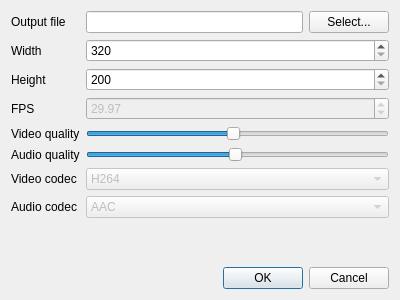
This is src/Gui/export/RendererSettings.ui in luyikei/VLMC as Qt 5 draws it before an edit. The edited form follows.
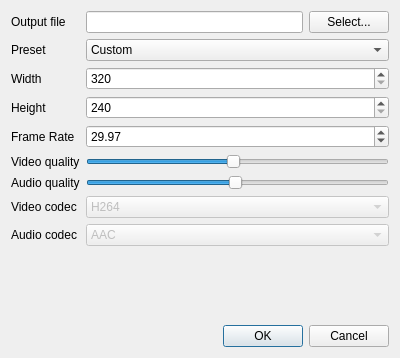
This is the edited form.

Commit message:
Add video presets to RendererSettings.
Adds popular presets like VGA, SVGA, XVGA, 420p, 720p etc. Also, refactored to be used during video export to web, viz. YouTube etc. This way, user has freedom to config video export with custom settings for services like: YouTube, Vimeo etc.

What changed in the file:
```diff
--- a/src/Gui/export/RendererSettings.ui
+++ b/src/Gui/export/RendererSettings.ui
@@ -7,7 +7,7 @@
     <x>0</x>
     <y>0</y>
     <width>400</width>
-    <height>300</height>
+    <height>358</height>
    </rect>
   </property>
   <property name="windowTitle">
@@ -35,15 +35,21 @@
      </item>
     </layout>
    </item>
-   <item row="1" column="0">
+   <item row="2" column="0">
     <widget class="QLabel" name="label">
+     <property name="enabled">
+      <bool>true</bool>
+     </property>
      <property name="text">
       <string>Width</string>
      </property>
     </widget>
    </item>
-   <item row="1" column="1">
+   <item row="2" column="1">
     <widget class="QSpinBox" name="width">
+     <property name="enabled">
+      <bool>true</bool>
+     </property>
      <property name="minimum">
       <number>320</number>
      </property>
@@ -52,55 +58,67 @@
      </property>
     </widget>
    </item>
-   <item row="2" column="0">
+   <item row="3" column="0">
     <widget class="QLabel" name="label_2">
+     <property name="enabled">
+      <bool>true</bool>
+     </property>
      <property name="text">
       <string>Height</string>
      </property>
     </widget>
    </item>
-   <item row="2" column="1">
+   <item row="3" column="1">
     <widget class="QSpinBox" name="height">
+     <property name="enabled">
+      <bool>true</bool>
+     </property>
      <property name="minimum">
-      <number>200</number>
+      <number>240</number>
      </property>
      <property name="maximum">
       <number>1080</number>
      </property>
+     <property name="value">
+      <number>240</number>
+     </property>
     </widget>
    </item>
-   <item row="3" column="0">
+   <item row="4" column="0">
     <widget class="QLabel" name="label_3">
+     <property name="enabled">
+      <bool>true</bool>
+     </property>
      <property name="text">
-      <string>FPS</string>
+      <string>Frame Rate</string>
      </property>
     </widget>
    </item>
-   <item row="3" column="1">
+   <item row="4" column="1">
     <widget class="QDoubleSpinBox" name="fps">
      <property name="enabled">
-      <bool>false</bool>
+      <bool>true</bool>
      </property>
      <property name="value">
       <double>29.969999999999999</double>
      </property>
     </widget>
    </item>
-   <item row="4" column="0">
+   <item row="5" column="0">
     <widget class="QLabel" name="label_4">
      <property name="text">
       <string>Video quality</string>
      </property>
     </widget>
    </item>
-   <item row="5" column="0">
+   <item row="6" column="0">
     <widget class="QLabel" name="label_5">
      <property name="text">
       <string>Audio quality</string>
      </property>
     </widget>
    </item>
-   <item row="5" column="1">
+   <item row="6" column="1">
     <widget class="QSlider" name="audioQuality">
      <property name="minimum">
       <number>8</number>
@@ -116,14 +134,14 @@
      </property>
     </widget>
    </item>
-   <item row="6" column="0">
+   <item row="7" column="0">
     <widget class="QLabel" name="label_6">
      <property name="text">
       <string>Video codec</string>
      </property>
     </widget>
    </item>
-   <item row="6" column="1">
+   <item row="7" column="1">
     <widget class="QComboBox" name="videoCodec">
      <property name="enabled">
       <bool>false</bool>
@@ -135,14 +153,14 @@
      </item>
     </widget>
    </item>
-   <item row="7" column="0">
+   <item row="8" column="0">
     <widget class="QLabel" name="label_7">
      <property name="text">
       <string>Audio codec</string>
      </property>
     </widget>
    </item>
-   <item row="7" column="1">
+   <item row="8" column="1">
     <widget class="QComboBox" name="audioCodec">
      <property name="enabled">
       <bool>false</bool>
@@ -154,7 +172,7 @@
      </item>
     </widget>
    </item>
-   <item row="9" column="0" colspan="2">
+   <item row="10" column="0" colspan="2">
     <widget class="QDialogButtonBox" name="buttonBox">
      <property name="orientation">
       <enum>Qt::Horizontal</enum>
@@ -164,7 +182,7 @@
      </property>
     </widget>
    </item>
-   <item row="8" column="0">
+   <item row="9" column="0">
     <spacer name="verticalSpacer">
      <property name="orientation">
       <enum>Qt::Vertical</enum>
@@ -177,7 +195,7 @@
      </property>
     </spacer>
    </item>
-   <item row="4" column="1">
+   <item row="5" column="1">
     <widget class="QSlider" name="videoQuality">
      <property name="minimum">
       <number>8</number>
@@ -196,6 +214,62 @@
      </property>
     </widget>
    </item>
+   <item row="1" column="1">
+    <widget class="QComboBox" name="videoPresetBox">
+     <item>
+      <property name="text">
+       <string>Custom</string>
+      </property>
+     </item>
+     <item>
+      <property name="text">
+       <string>QVGA (320x240) - 30 fps</string>
+      </property>
+     </item>
+     <item>
+      <property name="text">
+       <string>VGA (640x480) - 30 fps</string>
+      </property>
+     </item>
+     <item>
+      <property name="text">
+       <string>SVGA (800x600) - 30 fps</string>
+      </property>
+     </item>
+     <item>
+      <property name="text">
+       <string>XVGA (1024x768) - 30 fps</string>
+      </property>
+     </item>
+     <item>
+      <property name="text">
+       <string>480p NTSC (720x480) - 30 fps</string>
+      </property>
+     </item>
+     <item>
+      <property name="text">
+       <string>576p PAL (720x576) - 25 fps</string>
+      </property>
+     </item>
+     <item>
+      <property name="text">
+       <string>720p (1280x720) - 30 fps</string>
+      </property>
+     </item>
+     <item>
+      <property name="text">
+       <string>1080p (1920x1080) - 30 fps</string>
+      </property>
+     </item>
+    </widget>
+   </item>
+   <item row="1" column="0">
+    <widget class="QLabel" name="label_9">
+     <property name="text">
+      <string>Preset</string>
+     </property>
+    </widget>
+   </item>
   </layout>
  </widget>
  <resources/>
```
Left out of the diff: 6 changed lines with no effect on the pictures. The commit also changes 2 other files.
